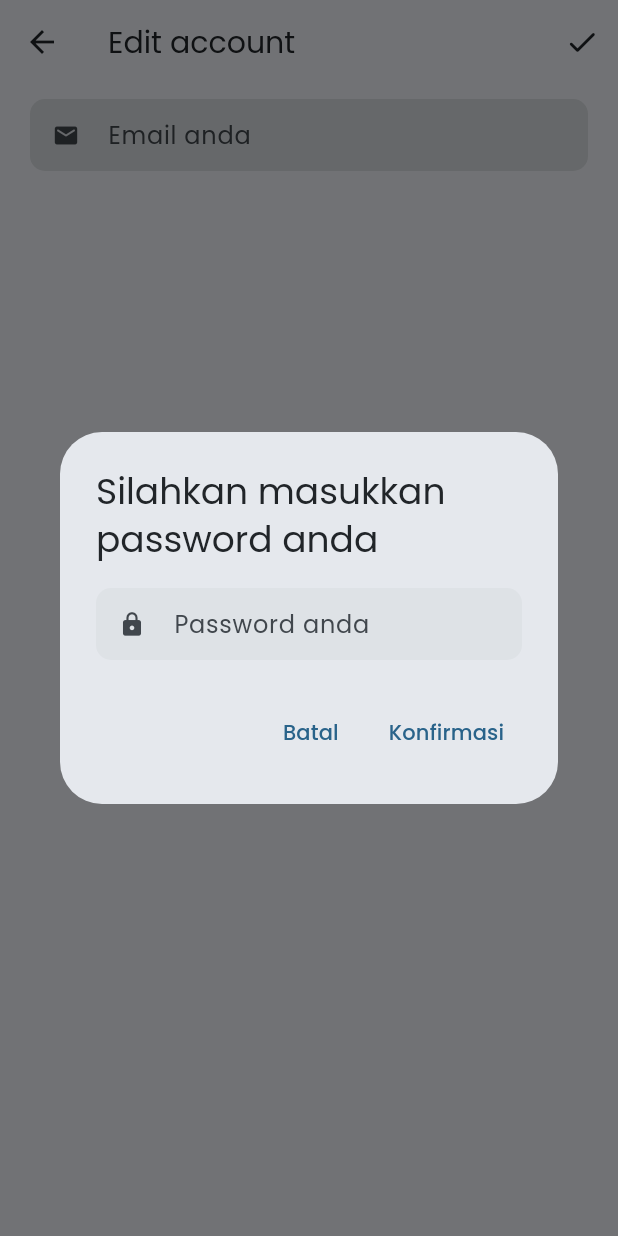
After one commit to anugrahsputra/emarket-seller, a Flutter app: the AccountEditPage screen opened by its route, after a tap on the "check" icon, on a phone screen of 412 x 824 dp. The commit adds this screen. Run offline on Flutter 3.47's test engine with Material 2 defaults, Android fonts, the phone set to English and light mode, and no system bars; our stand-ins replace cloud_firestore, dio, equatable, firebase_auth, firebase_core, firebase_storage and 9 more; missing offline and left inert: firebase_app_check, flutter_polyline_points; accounts and stored records are empty; network calls fail.

Commit message:
add edit account

```diff
--- a/lib/common/routes.dart
+++ b/lib/common/routes.dart
@@ -21,6 +21,20 @@ class Routes {
       page: () => ProfilePage(),
     ),
     GetPage(
+      name: '/detail-product-page',
+      page: () => DetailProductPage(
+        product: Get.arguments,
+      ),
+    ),
+    GetPage(
+      name: '/edit-profile-page',
+      page: () => ProfileEditPage(seller: Get.arguments),
+    ),
+    GetPage(
+      name: '/edit-account-page',
+      page: () => AccountEditPage(),
+    ),
+    GetPage(
       name: '/new-product-page',
       page: () => NewProductPage(),
     ),
--- a/lib/presentation/controller/seller_controller.dart
+++ b/lib/presentation/controller/seller_controller.dart
@@ -3,6 +3,7 @@ import 'dart:developer';
 import 'package:emarket_seller/model/seller.dart';
 import 'package:emarket_seller/services/services.dart';
 import 'package:firebase_auth/firebase_auth.dart';
+import 'package:flutter/material.dart';
 import 'package:get/get.dart';
 import 'package:image_picker/image_picker.dart';
 
@@ -10,6 +11,7 @@ import 'controller.dart';
 
 class SellerController extends GetxController {
   final Rx<SellerModel> _seller = const SellerModel().obs;
+  final FirebaseAuth _auth = FirebaseAuth.instance;
   final Database database = Database();
   final loading = false.obs;
   RxDouble uploadProgress = 0.0.obs;
@@ -96,4 +98,24 @@ class SellerController extends GetxController {
       log(e.toString());
     }
   }
+
+  Future<void> updateAccount(String email, String password) async {
+    try {
+      setLoading(true);
+      final user = _auth.currentUser!;
+      final credential = EmailAuthProvider.credential(
+        email: user.email!,
+        password: password,
+      );
+      await user.reauthenticateWithCredential(credential);
+      await _auth.currentUser!.updateEmail(email);
+      await updateSellerInfo({'email': email.isEmpty ? seller.email : email});
+      update();
+    } catch (e) {
+      debugPrint('Error updating email: $e');
+      rethrow;
+    } finally {
+      setLoading(false);
+    }
+  }
 }
--- /dev/null
+++ b/lib/presentation/pages/account_edit_page.dart
@@ -0,0 +1,73 @@
+import 'package:emarket_seller/presentation/controller/controller.dart';
+import 'package:emarket_seller/presentation/presentation.dart';
+import 'package:flutter/material.dart';
+import 'package:get/get.dart';
+
+class AccountEditPage extends StatelessWidget {
+  AccountEditPage({Key? key}) : super(key: key);
+
+  TextEditingController emailController = TextEditingController();
+  TextEditingController passwordController = TextEditingController();
+  SellerController controller = Get.put(SellerController());
+
+  @override
+  Widget build(BuildContext context) {
+    return Scaffold(
+        appBar: AppBar(
+          title: const Text('Edit account'),
+          actions: [
+            IconButton(
+              onPressed: () {
+                Get.dialog(
+                  AlertDialog(
+                    title: const Text('Silahkan masukkan password anda'),
+                    content: FormText(
+                      controller: passwordController,
+                      hintText: 'Password anda',
+                      keyboardType: TextInputType.visiblePassword,
+                      prefixIcon: const Icon(Icons.lock_rounded),
+                    ),
+                    actions: [
+                      TextButton(
+                        onPressed: () {
+                          Get.back();
+                        },
+                        child: const Text('Batal'),
+                      ),
+                      Obx(() => controller.loading.value
+                          ? const CircularProgressIndicator()
+                          : TextButton(
+                              onPressed: () async {
+                                await controller.updateAccount(
+                                  emailController.text.trim(),
+                                  passwordController.text.trim(),
+                                );
+                                await controller.fetchSeller();
+                                Get.back();
+                                Get.back();
+                              },
+                              child: const Text('Konfirmasi'),
+                            )),
+                    ],
+                  ),
+                );
+              },
+              icon: const Icon(Icons.check_rounded),
+            ),
+          ],
+        ),
+        body: Padding(
+          padding: const EdgeInsets.symmetric(horizontal: 20, vertical: 10),
+          child: Column(
+            children: [
+              FormText(
+                controller: emailController,
+                hintText: 'Email anda',
+                keyboardType: TextInputType.emailAddress,
+                prefixIcon: const Icon(Icons.email_rounded),
+              ),
+            ],
+          ),
+        ));
+  }
+}
--- a/lib/presentation/pages/mainpage/home_page.dart
+++ b/lib/presentation/pages/mainpage/home_page.dart
@@ -87,8 +87,8 @@ class Homepage extends StatelessWidget {
                             product: productController.products[index],
                           ),
                           onTap: () {
-                            Get.to(() => DetailProductPage(
-                                product: productController.products[index]));
+                            Get.toNamed('/detail-product-page',
+                                arguments: productController.products[index]);
                           },
                         );
                       },
--- a/lib/presentation/pages/mainpage/profile_page.dart
+++ b/lib/presentation/pages/mainpage/profile_page.dart
@@ -1,5 +1,4 @@
 import 'package:emarket_seller/presentation/controller/controller.dart';
-import 'package:emarket_seller/presentation/presentation.dart';
 import 'package:emarket_seller/services/services.dart';
 import 'package:flutter/material.dart';
 import 'package:get/get.dart';
@@ -15,6 +14,7 @@ class ProfilePage extends StatelessWidget {
   @override
   Widget build(BuildContext context) {
     return Scaffold(
+      resizeToAvoidBottomInset: true,
       appBar: AppBar(
         title: const Text('Profile'),
       ),
@@ -56,11 +56,8 @@ class ProfilePage extends StatelessWidget {
                           'Edit Profil',
                           Icons.person,
                           () {
-                            Get.to(
-                              () => ProfileEditPage(
-                                seller: controller.seller,
-                              ),
-                            );
+                            Get.toNamed('/edit-profile-page',
+                                arguments: controller.seller);
                           },
                         ),
                         const Divider(
@@ -70,7 +67,9 @@ class ProfilePage extends StatelessWidget {
                         cards(
                           'Edit Akun',
                           Icons.lock,
-                          () {},
+                          () {
+                            Get.toNamed('/edit-account-page');
+                          },
                         ),
                       ],
                     ),
--- a/lib/presentation/presentation.dart
+++ b/lib/presentation/presentation.dart
@@ -1,3 +1,4 @@
+export 'pages/account_edit_page.dart';
 export 'pages/detail_order_page.dart';
 export 'pages/detail_product_page.dart';
 export 'pages/main_page.dart';
```
Also changed, not shown: lib/presentation/pages/profile_edit_page.dart (+21 -2 lines).
